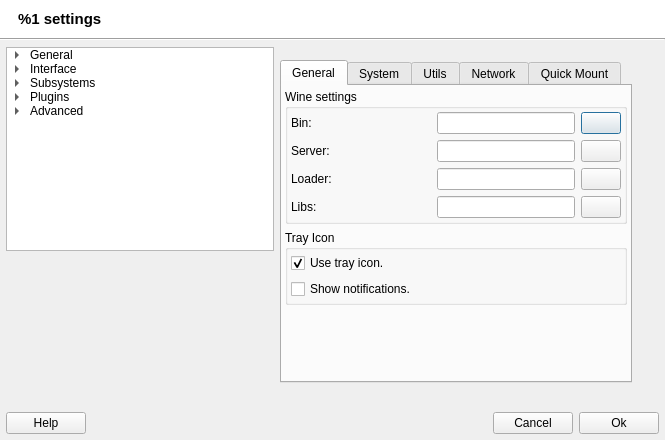
This is src/q4wine-gui/uis/AppSettings.ui in brezerk/q4wine as Qt 5 draws it before an edit. The edited form follows.
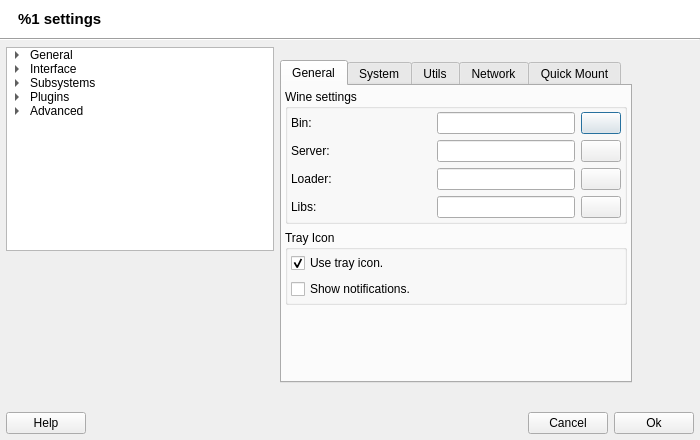
This is the edited form. Icons and pictures are not drawn.

Commit message: Fixed: normaliza dialog sizes to 700 x 440

Patch:
```diff
--- a/src/q4wine-gui/uis/AppSettings.ui
+++ b/src/q4wine-gui/uis/AppSettings.ui
@@ -9,7 +9,7 @@
    <rect>
     <x>0</x>
     <y>0</y>
-    <width>665</width>
+    <width>700</width>
     <height>440</height>
    </rect>
   </property>
```
The commit also changes 7 other files.
